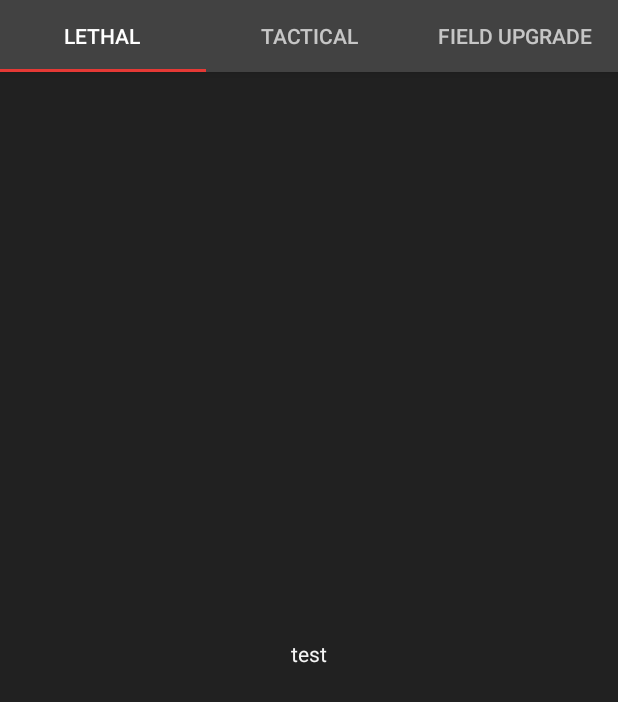
After one commit to dwestaway/ColdWarBarracks, an Android app: the Equipment screen opened directly, with no data from a screen before it, on a phone screen of 412 x 824 dp. The commit adds this screen. Shown: the top 702 px of the screen. Run offline under Robolectric (Android 15) with nearby library versions, the phone set to English and light mode, and no system bars.

Commit message:
Equipment activity
Added tabbed activity for equipment screen, set up three fragments for each tab

```diff
--- a/app/build.gradle
+++ b/app/build.gradle
@@ -28,6 +28,7 @@ dependencies {
     implementation 'androidx.constraintlayout:constraintlayout:1.1.3'
 
     implementation 'com.google.android.material:material:1.1.0'
+    implementation 'androidx.lifecycle:lifecycle-extensions:2.2.0'
 
     testImplementation 'junit:junit:4.12'
     androidTestImplementation 'androidx.test.ext:junit:1.1.1'
--- a/app/src/main/AndroidManifest.xml
+++ b/app/src/main/AndroidManifest.xml
@@ -9,7 +9,11 @@
         android:roundIcon="@mipmap/ic_launcher_round"
         android:supportsRtl="true"
         android:theme="@style/AppTheme">
-        <activity android:name=".SecondaryWeapons"></activity>
+        <activity
+            android:name=".Equipment"
+            android:label="@string/title_activity_equipment"
+            android:theme="@style/AppTheme.NoActionBar"></activity>
+        <activity android:name=".SecondaryWeapons" />
         <activity android:name=".SniperRifles" />
         <activity android:name=".LightMachineGuns" />
         <activity android:name=".TacticalRifles" />
--- a/app/src/main/java/com/example/coldwarbarracks/AssaultRifles.java
+++ b/app/src/main/java/com/example/coldwarbarracks/AssaultRifles.java
@@ -38,6 +38,7 @@ public class AssaultRifles extends AppCompatActivity {
 
         actionBar.setTitle("Assault Rifles");
         actionBar.setDisplayHomeAsUpEnabled(true);
+
 
     }
 
--- /dev/null
+++ b/app/src/main/java/com/example/coldwarbarracks/Equipment.java
@@ -0,0 +1,32 @@
+package com.example.coldwarbarracks;
+
+import android.os.Bundle;
+
+import com.google.android.material.floatingactionbutton.FloatingActionButton;
+import com.google.android.material.snackbar.Snackbar;
+import com.google.android.material.tabs.TabLayout;
+
+import androidx.appcompat.app.ActionBar;
+import androidx.viewpager.widget.ViewPager;
+import androidx.appcompat.app.AppCompatActivity;
+
+import android.view.Menu;
+import android.view.MenuItem;
+import android.view.View;
+
+import com.example.coldwarbarracks.ui.main.SectionsPagerAdapter;
+
+public class Equipment extends AppCompatActivity {
+
+    @Override
+    protected void onCreate(Bundle savedInstanceState) {
+        super.onCreate(savedInstanceState);
+        setContentView(R.layout.activity_equipment);
+        SectionsPagerAdapter sectionsPagerAdapter = new SectionsPagerAdapter(this, getSupportFragmentManager());
+        ViewPager viewPager = findViewById(R.id.view_pager);
+        viewPager.setAdapter(sectionsPagerAdapter);
+        TabLayout tabs = findViewById(R.id.tabs);
+        tabs.setupWithViewPager(viewPager);
+
+    }
+}
--- /dev/null
+++ b/app/src/main/java/com/example/coldwarbarracks/Equipment_fragment1.java
@@ -0,0 +1,18 @@
+package com.example.coldwarbarracks;
+
+import android.os.Bundle;
+import android.view.LayoutInflater;
+import android.view.View;
+import android.view.ViewGroup;
+
+import androidx.annotation.NonNull;
+import androidx.annotation.Nullable;
+import androidx.fragment.app.Fragment;
+
+public class Equipment_fragment1 extends Fragment {
+    @Nullable
+    @Override
+    public View onCreateView(@NonNull LayoutInflater inflater, @Nullable ViewGroup container, @Nullable Bundle savedInstanceState) {
+        return inflater.inflate(R.layout.fragment_equipment1, container, false);
+    }
+}
--- /dev/null
+++ b/app/src/main/java/com/example/coldwarbarracks/Equipment_fragment2.java
@@ -0,0 +1,18 @@
+package com.example.coldwarbarracks;
+
+import android.os.Bundle;
+import android.view.LayoutInflater;
+import android.view.View;
+import android.view.ViewGroup;
+
+import androidx.annotation.NonNull;
+import androidx.annotation.Nullable;
+import androidx.fragment.app.Fragment;
+
+public class Equipment_fragment2 extends Fragment {
+    @Nullable
+    @Override
+    public View onCreateView(@NonNull LayoutInflater inflater, @Nullable ViewGroup container, @Nullable Bundle savedInstanceState) {
+        return inflater.inflate(R.layout.fragment_equipment2, container, false);
+    }
+}
--- /dev/null
+++ b/app/src/main/java/com/example/coldwarbarracks/ui/main/SectionsPagerAdapter.java
@@ -0,0 +1,62 @@
+package com.example.coldwarbarracks.ui.main;
+
+import android.content.Context;
+
+import androidx.annotation.Nullable;
+import androidx.annotation.StringRes;
+import androidx.fragment.app.Fragment;
+import androidx.fragment.app.FragmentManager;
+import androidx.fragment.app.FragmentPagerAdapter;
+
+import com.example.coldwarbarracks.Equipment_fragment1;
+import com.example.coldwarbarracks.Equipment_fragment2;
+import com.example.coldwarbarracks.Equipment_fragment3;
+import com.example.coldwarbarracks.R;
+
+/**
+ * A [FragmentPagerAdapter] that returns a fragment corresponding to
+ * one of the sections/tabs/pages.
+ */
+public class SectionsPagerAdapter extends FragmentPagerAdapter {
+
+    @StringRes
+    private static final int[] TAB_TITLES = new int[]{R.string.tab_text_1, R.string.tab_text_2, R.string.tab_text_3};
+    private final Context mContext;
+
+    public SectionsPagerAdapter(Context context, FragmentManager fm) {
+        super(fm);
+        mContext = context;
+    }
+
+    @Override
+    public Fragment getItem(int position) {
+
+        Fragment fragment = null;
+
+        switch (position) {
+            case  0:
+                fragment = new Equipment_fragment1();
+                break;
+            case  1:
+                fragment = new Equipment_fragment2();
+                break;
+            case  2:
+                fragment = new Equipment_fragment3();
+                break;
+        }
+
+        return fragment;
+    }
+
+    @Nullable
+    @Override
+    public CharSequence getPageTitle(int position) {
+        return mContext.getResources().getString(TAB_TITLES[position]);
+    }
+
+    @Override
+    public int getCount() {
+        // Show 2 total pages.
+        return 3;
+    }
+}
--- /dev/null
+++ b/app/src/main/res/layout/activity_equipment.xml
@@ -0,0 +1,27 @@
+<?xml version="1.0" encoding="utf-8"?>
+<androidx.coordinatorlayout.widget.CoordinatorLayout xmlns:android="http://schemas.android.com/apk/res/android"
+    xmlns:app="http://schemas.android.com/apk/res-auto"
+    xmlns:tools="http://schemas.android.com/tools"
+    android:layout_width="match_parent"
+    android:layout_height="match_parent"
+    tools:context=".Equipment">
+
+    <com.google.android.material.appbar.AppBarLayout
+        android:layout_width="match_parent"
+        android:layout_height="wrap_content"
+        android:theme="@style/AppTheme.AppBarOverlay">
+
+        <com.google.android.material.tabs.TabLayout
+            android:id="@+id/tabs"
+            android:layout_width="match_parent"
+            android:layout_height="wrap_content"
+            android:background="?attr/colorPrimary" />
+    </com.google.android.material.appbar.AppBarLayout>
+
+    <androidx.viewpager.widget.ViewPager
+        android:id="@+id/view_pager"
+        android:layout_width="match_parent"
+        android:layout_height="match_parent"
+        app:layout_behavior="@string/appbar_scrolling_view_behavior" />
+
+</androidx.coordinatorlayout.widget.CoordinatorLayout>
--- a/app/src/main/res/layout/card.xml
+++ b/app/src/main/res/layout/card.xml
@@ -21,7 +21,7 @@
                 android:layout_width="match_parent"
                 android:layout_height="match_parent"
                 android:background="@color/colorPrimary"
-                android:layout_marginTop="15dp">
+                android:layout_marginTop="20dp">
 
             <ImageView
                 android:id="@+id/cardIv"
--- /dev/null
+++ b/app/src/main/res/layout/fragment_equipment1.xml
@@ -0,0 +1,17 @@
+<?xml version="1.0" encoding="utf-8"?>
+<LinearLayout xmlns:android="http://schemas.android.com/apk/res/android"
+    xmlns:app="http://schemas.android.com/apk/res-auto"
+    xmlns:tools="http://schemas.android.com/tools"
+    android:id="@+id/constraintLayout"
+    android:layout_width="match_parent"
+    android:layout_height="match_parent"
+    android:gravity="center"
+    android:background="@color/colorPrimaryDark">
+
+    <TextView
+        android:id="@+id/section_label"
+        android:layout_width="wrap_content"
+        android:layout_height="wrap_content"
+        android:text="test" />
+
+</LinearLayout>
--- /dev/null
+++ b/app/src/main/res/values-w820dp/dimens.xml
@@ -0,0 +1,6 @@
+<resources>
+    <!-- Example customization of dimensions originally defined in res/values/dimens.xml
+         (such as screen margins) for screens with more than 820dp of available width. This
+         would include 7" and 10" devices in landscape (~960dp and ~1280dp respectively). -->
+    <dimen name="activity_horizontal_margin">64dp</dimen>
+</resources>
--- a/app/src/main/res/values/strings.xml
+++ b/app/src/main/res/values/strings.xml
@@ -59,12 +59,12 @@
 
     <string name="Scavenger">Replenish ammo from fallen players.</string>
     <string name="Assassin">Enemies that appear on your minimap when shooting or revealed by a Spy Plane will have a crosshair indicator instead of a red dot if they are on a killstreak. Recieve extra Score for taking them down.</string>
-    <string name="Tracker">See imprint of enemy footsteps. Aim at enemies to reveal them on your team's minimap.</string>
+    <string name="Tracker">See imprint of enemy footsteps. Aim at enemies to reveal them on your teams minimap.</string>
     <string name="Quartermaster">Recharge Equipment over 25 seconds.</string>
 
     <string name="GungHo">Fire your weapon and use Equipment while sprinting. Move at full speed when reloading. Switch weapons faster. Take less damage from falling. Fire more accurately while sliding.</string>
     <string name="Ghost">Undetectable by enemy Spy Planes whenever you are moving, planting or defusing bombs, or controlling Scorestreaks.</string>
-    <string name="ColdBlooded">AI-controlled Scorestreaks will not target you. Player-controlled Scorestreaks will not highlight you. Show up cold on Thermal. Players in vehicles won't see your nameplate.</string>
+    <string name="ColdBlooded">AI-controlled Scorestreaks will not target you. Player-controlled Scorestreaks will not highlight you. Show up cold on Thermal. Players in vehicles wont see your nameplate.</string>
     <string name="Ninja">Sprint more quietly. Resistant to Field Mic when sprinting. Speak only when necessary.</string>
 
 
@@ -84,6 +84,12 @@
     <string name="WarMachine">High-explosive grenade launcher. Cooldown: 60 sec</string>
     <string name="AttackHelicopter">Call in an armed support helicopter. Cooldown: 60 sec</string>
     <string name="ChopperGunner">Be the gunner in a close air support helicopter. Cooldown: 60 sec</string>
+    <string name="title_activity_equipment">Equipment</string>
+
+
+    <string name="tab_text_1">Lethal</string>
+    <string name="tab_text_2">Tactical</string>
+    <string name="tab_text_3">Field Upgrade</string>
 
 
 </resources>
--- a/app/src/main/res/values/styles.xml
+++ b/app/src/main/res/values/styles.xml
@@ -14,4 +14,8 @@
 
     </style>
 
+    <style name="AppTheme.AppBarOverlay" parent="ThemeOverlay.AppCompat.Dark.ActionBar" />
+
+    <style name="AppTheme.PopupOverlay" parent="ThemeOverlay.AppCompat.Light" />
+
 </resources>
```
Also changed, not shown: app/src/main/java/com/example/coldwarbarracks/Equipment_fragment3.java (added, +18 -0 lines), app/src/main/java/com/example/coldwarbarracks/MainActivity.java (+7 -0 lines), app/src/main/java/com/example/coldwarbarracks/ui/main/PageViewModel.java (added, +26 -0 lines), app/src/main/res/layout/fragment_equipment2.xml (added, +17 -0 lines), app/src/main/res/layout/fragment_equipment3.xml (added, +17 -0 lines), app/src/main/res/values/dimens.xml (added, +8 -0 lines).
